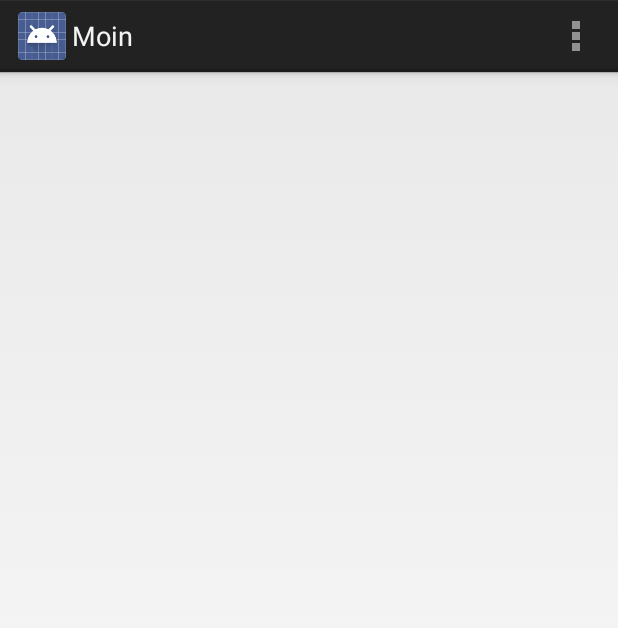
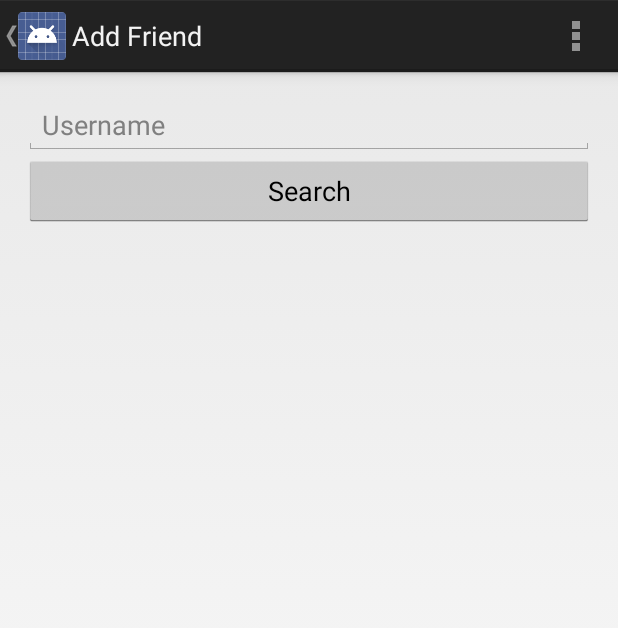
Before and after one commit to MoinApp/moinapp-android, an Android app: the screen it shows after launch (MainActivity before the commit, AddFriendActivity after it), in the options menu, after a tap on "Settings", on a phone screen of 412 x 824 dp. Shown: the top 628 px of the screen. Run offline under Robolectric (Android 15) with nearby library versions, the phone set to English and light mode, and no system bars; our stand-ins replace ButterKnife; libraries missing offline, so code that uses them is left out: retrofit.client; 13 statements that could not run were skipped.

Commit message:
Implemented User Search

```diff
--- /dev/null
+++ b/mobile/src/main/java/de/moinapp/moin/AddFriendActivity.java
@@ -0,0 +1,124 @@
+package de.moinapp.moin;
+
+import android.accounts.AccountManager;
+import android.accounts.AccountManagerCallback;
+import android.accounts.AccountManagerFuture;
+import android.app.Activity;
+import android.os.Bundle;
+import android.view.Menu;
+import android.view.MenuItem;
+import android.widget.EditText;
+import android.widget.Toast;
+
+import butterknife.ButterKnife;
+import butterknife.InjectView;
+import butterknife.OnClick;
+import de.moinapp.moin.api.Error;
+import de.moinapp.moin.api.MoinClient;
+import de.moinapp.moin.api.MoinService;
+import de.moinapp.moin.api.User;
+import de.moinapp.moin.auth.AccountGeneral;
+import de.moinapp.moin.db.DaoSession;
+import de.moinapp.moin.db.Friend;
+import de.moinapp.moin.db.FriendDao;
+import retrofit.Callback;
+import retrofit.RetrofitError;
+import retrofit.client.Response;
+
+
+public class AddFriendActivity extends Activity {
+
+    @InjectView(R.id.add_friend_username)
+    EditText mUsernameText;
+
+
+    private FriendDao mFriendDao;
+
+    private String mAuthToken;
+    private AccountManager mAccountManager;
+
+    @Override
+    protected void onCreate(Bundle savedInstanceState) {
+        super.onCreate(savedInstanceState);
+        setContentView(R.layout.activity_add_friend);
+
+        ButterKnife.inject(this);
+
+        DaoSession mDaoSession = ((MoinApplication) getApplication()).getDaoSession();
+        mFriendDao = mDaoSession.getFriendDao();
+
+        mAccountManager = AccountManager.get(this);
+        getTokenForAccountCreateIfNeeded(AccountGeneral.ACCOUNT_TYPE, AccountGeneral.AUTHTOKEN_TYPE_FULL_ACCESS);
+    }
+
+    private void getTokenForAccountCreateIfNeeded(String accountType, String authTokenType) {
+        mAccountManager.getAuthTokenByFeatures(accountType, authTokenType, null, this, null, null,
+                new AccountManagerCallback<Bundle>() {
+                    @Override
+                    public void run(AccountManagerFuture<Bundle> future) {
+                        Bundle bnd = null;
+                        try {
+                            bnd = future.getResult();
+                            mAuthToken = bnd.getString(AccountManager.KEY_AUTHTOKEN);
+
+                        } catch (Exception e) {
+                            e.printStackTrace();
+                        }
+                    }
+                }
+                , null);
+    }
+
+    @OnClick(R.id.add_friend_submit)
+    public void searchFriend() {
+
+        String username = mUsernameText.getText().toString();
+
+        MoinService moin = MoinClient.getMoinService(this);
+        moin.getUser(username, mAuthToken, new Callback<User>() {
+            @Override
+            public void success(User user, Response response) {
+                onUserFound(user);
+            }
+
+            @Override
+            public void failure(RetrofitError error) {
+                error.printStackTrace();
+                onFindUserError((Error) error.getBodyAs(Error.class));
+            }
+        });
+    }
+
+    private void onFindUserError(Error e) {
+        Toast.makeText(this, e.message, Toast.LENGTH_LONG).show();
+    }
+
+    private void onUserFound(User user) {
+        Friend friend = new Friend();
+        friend.setEmail(user.email_hash);
+        friend.setUuid(user.id);
+        friend.setUsername(user.username);
+        mFriendDao.insertOrReplace(friend);
+        finish();
+    }
+
+
+    @Override
+    public boolean onCreateOptionsMenu(Menu menu) {
+        // Inflate the menu; this adds items to the action bar if it is present.
+        getMenuInflater().inflate(R.menu.add_friend, menu);
+        return true;
+    }
+
+    @Override
+    public boolean onOptionsItemSelected(MenuItem item) {
+        // Handle action bar item clicks here. The action bar will
+        // automatically handle clicks on the Home/Up button, so long
+        // as you specify a parent activity in AndroidManifest.xml.
+        int id = item.getItemId();
+        if (id == R.id.action_settings) {
+            return true;
+        }
+        return super.onOptionsItemSelected(item);
+    }
+}
--- a/mobile/src/main/java/de/moinapp/moin/api/GCMID.java
+++ b/mobile/src/main/java/de/moinapp/moin/api/GCMID.java
@@ -6,6 +6,10 @@ package de.moinapp.moin.api;
 public class GCMID {
     public String gcm_id;
 
+    public GCMID() {
+
+    }
+
     public GCMID(String gcmid) {
         this.gcm_id = gcmid;
     }
--- a/mobile/src/main/java/de/moinapp/moin/api/Moin.java
+++ b/mobile/src/main/java/de/moinapp/moin/api/Moin.java
@@ -6,6 +6,10 @@ package de.moinapp.moin.api;
 public class Moin {
     public String to;
 
+    public Moin() {
+
+    }
+
     public Moin(String to) {
         this.to = to;
     }
--- a/mobile/src/main/java/de/moinapp/moin/api/MoinService.java
+++ b/mobile/src/main/java/de/moinapp/moin/api/MoinService.java
@@ -15,7 +15,7 @@ public interface MoinService {
     void sendMoin(@Body Moin moin, @Query("session") String session, Callback<Void> cb);
 
     @GET("/user/{name}")
-    void getUser(@Path("name") String name, Callback<User> cb);
+    void getUser(@Path("name") String name, @Query("session") String session, Callback<User> cb);
 
     @POST("/user")
     void register(@Body User user, Callback<Session> cb);
--- /dev/null
+++ b/mobile/src/main/res/layout/activity_add_friend.xml
@@ -0,0 +1,24 @@
+<LinearLayout xmlns:android="http://schemas.android.com/apk/res/android"
+    xmlns:tools="http://schemas.android.com/tools"
+    android:layout_width="match_parent"
+    android:layout_height="match_parent"
+    android:paddingLeft="@dimen/activity_horizontal_margin"
+    android:paddingRight="@dimen/activity_horizontal_margin"
+    android:paddingTop="@dimen/activity_vertical_margin"
+    android:paddingBottom="@dimen/activity_vertical_margin"
+    android:orientation="vertical"
+    tools:context="de.moinapp.moin.AddFriendActivity">
+
+    <EditText
+        android:layout_width="match_parent"
+        android:layout_height="wrap_content"
+        android:hint="@string/add_friend_username"
+        android:id="@+id/add_friend_username" />
+
+    <Button
+        android:layout_width="match_parent"
+        android:layout_height="wrap_content"
+        android:text="@string/add_friend_submit"
+        android:id="@+id/add_friend_submit" />
+
+</LinearLayout>
--- /dev/null
+++ b/mobile/src/main/res/menu/add_friend.xml
@@ -0,0 +1,8 @@
+<menu xmlns:android="http://schemas.android.com/apk/res/android"
+    xmlns:tools="http://schemas.android.com/tools"
+    tools:context="de.moinapp.moin.AddFriendActivity" >
+    <item android:id="@+id/action_settings"
+        android:title="@string/action_settings"
+        android:orderInCategory="100"
+        android:showAsAction="never" />
+</menu>
--- a/mobile/src/main/res/values/strings.xml
+++ b/mobile/src/main/res/values/strings.xml
@@ -1,5 +1,7 @@
 <?xml version="1.0" encoding="utf-8"?>
 <resources>
+
     <string name="app_name">Moin</string>
     <string name="action_settings">Settings</string>
+
 </resources>
--- /dev/null
+++ b/mobile/src/main/res/values/strings_add_friend.xml
@@ -0,0 +1,6 @@
+<?xml version="1.0" encoding="utf-8"?>
+<resources>
+    <string name="title_activity_add_friend">Add Friend</string>
+    <string name="add_friend_username">Username</string>
+    <string name="add_friend_submit">Search</string>
+</resources>
```
Also changed, not shown: mobile/src/main/AndroidManifest.xml (+12 -4 lines), mobile/src/main/java/de/moinapp/moin/MainActivity.java (+11 -0 lines), mobile/src/main/java/de/moinapp/moin/api/Error.java (added, +9 -0 lines), mobile/src/main/java/de/moinapp/moin/api/User.java (+9 -5 lines).
